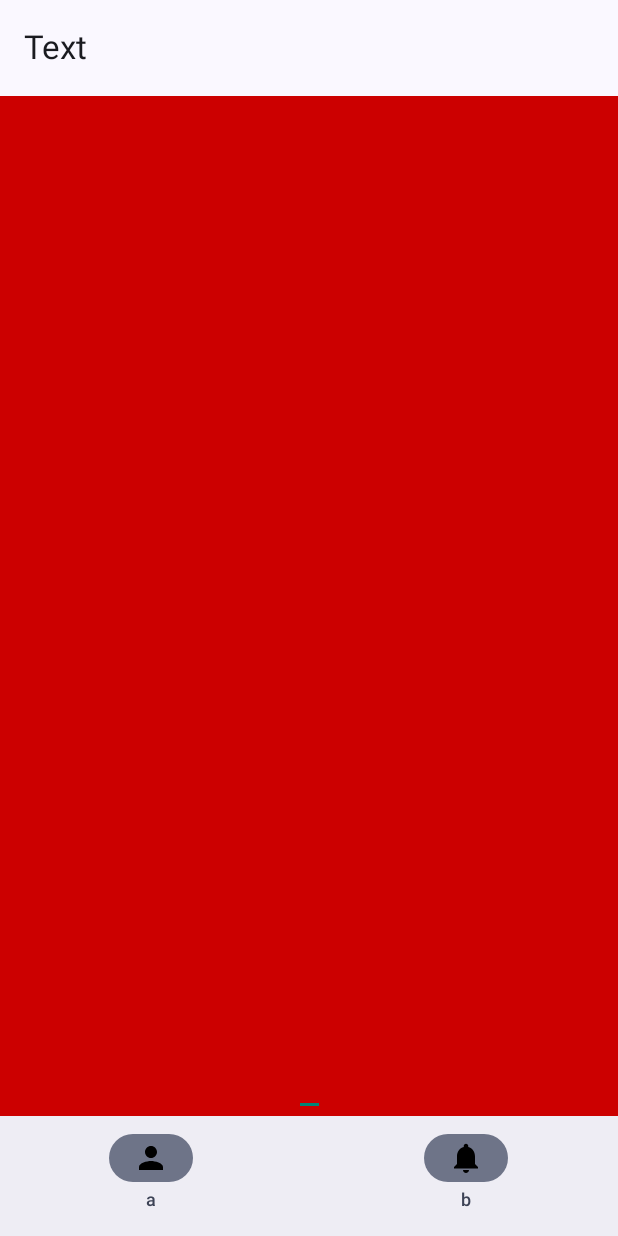
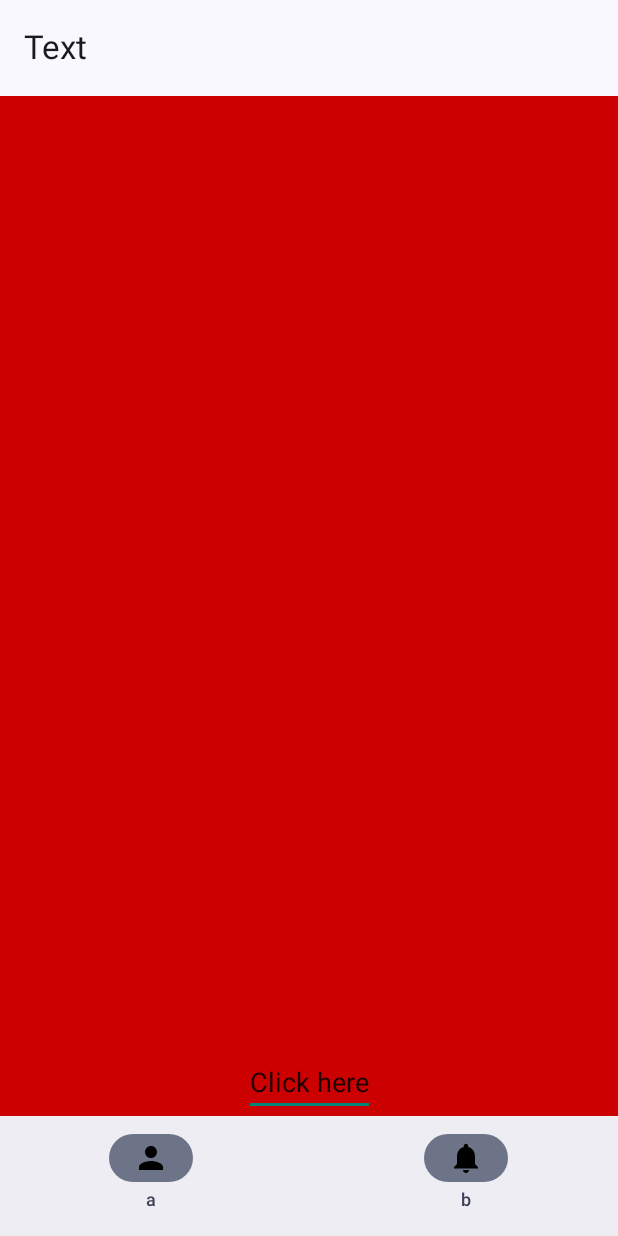
Before and after one commit to Jasperav/JetpackComposeNavigation, an Android app built with Jetpack Compose: the screen it shows after launch (MainActivity), on a phone screen of 412 x 824 dp. Run offline under Robolectric (Android 15) with nearby library versions, the phone set to English and light mode, and no system bars.

Commit message:
Added VM

```diff
--- a/app/src/main/java/com/beezleapp/navigationbottomitems/MainActivity.kt
+++ b/app/src/main/java/com/beezleapp/navigationbottomitems/MainActivity.kt
@@ -116,6 +116,7 @@ fun Screen() {
 
                         constraintLayout.setBackgroundColor(context.getColor(android.R.color.holo_red_dark))
                         val editText = EditText(context)
+                        editText.setText("Click here")
 
                         editText.id = View.generateViewId()
 
```
